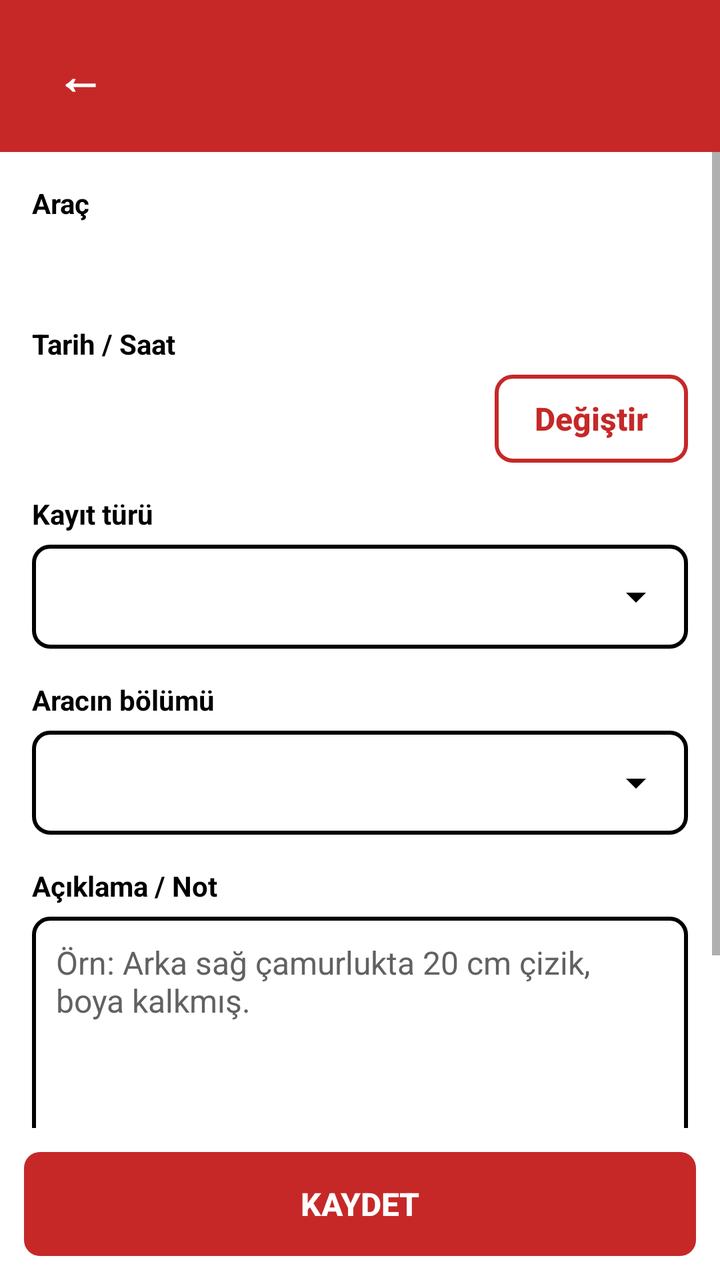
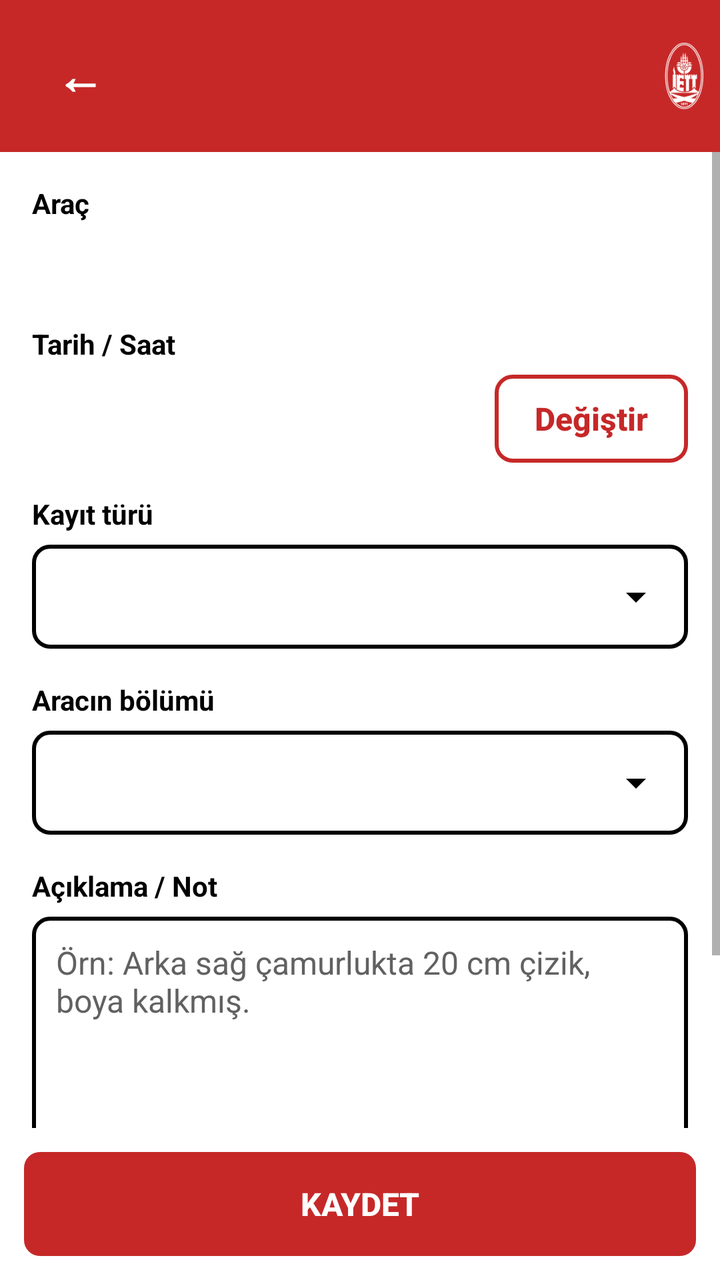

An Android layout rendered at two revisions. The XML below is the earlier revision; the diff shows what the commit changed to produce the second picture.
<!-- AndroidManifest.xml: application theme AppTheme -->
<!-- res/layout/activity_record.xml -->
<?xml version="1.0" encoding="utf-8"?>
<LinearLayout xmlns:android="http://schemas.android.com/apk/res/android"
    android:layout_width="match_parent"
    android:layout_height="match_parent"
    android:background="@color/kirmizi"
    android:fitsSystemWindows="true"
    android:orientation="vertical">

    
    <LinearLayout style="@style/Baslik">
        <TextView
            android:id="@+id/btnGeri"
            style="@style/BaslikButon"
            android:layout_marginEnd="4dp"
            android:contentDescription="Geri"
            android:text="←" />
        <TextView
            android:id="@+id/tvBaslik"
            style="@style/BaslikYazi" />
    </LinearLayout>

    <ScrollView
        android:layout_width="match_parent"
        android:layout_height="0dp"
        android:layout_weight="1"
        android:background="@color/beyaz"
        android:fillViewport="true">

        <LinearLayout
            android:layout_width="match_parent"
            android:layout_height="wrap_content"
            android:orientation="vertical"
            android:padding="16dp">

            <TextView
                style="@style/Etiket"
                android:layout_marginTop="0dp"
                android:text="Araç" />

            <TextView
                android:id="@+id/tvArac"
                android:layout_width="wrap_content"
                android:layout_height="wrap_content"
                android:textColor="@color/siyah"
                android:textSize="22sp"
                android:textStyle="bold" />

            <TextView
                style="@style/Etiket"
                android:text="Tarih / Saat" />

            <LinearLayout
                android:layout_width="match_parent"
                android:layout_height="wrap_content"
                android:gravity="center_vertical"
                android:orientation="horizontal">

                <TextView
                    android:id="@+id/tvTarih"
                    android:layout_width="0dp"
                    android:layout_height="wrap_content"
                    android:layout_weight="1"
                    android:textColor="@color/siyah"
                    android:textSize="18sp" />

                <Button
                    android:id="@+id/btnTarih"
                    style="@style/IkinciButon"
                    android:layout_width="wrap_content"
                    android:layout_height="44dp"
                    android:text="Değiştir" />
            </LinearLayout>

            <TextView
                style="@style/Etiket"
                android:text="Kayıt türü" />

            <FrameLayout
                android:layout_width="match_parent"
                android:layout_height="52dp"
                android:background="@drawable/kutu_giris"
                android:padding="2dp">

                <Spinner
                    android:id="@+id/spTur"
                    android:layout_width="match_parent"
                    android:layout_height="match_parent"
                    android:backgroundTint="@color/siyah"
                    android:spinnerMode="dialog" />
            </FrameLayout>

            <TextView
                style="@style/Etiket"
                android:text="Aracın bölümü" />

            <FrameLayout
                android:layout_width="match_parent"
                android:layout_height="52dp"
                android:background="@drawable/kutu_giris"
                android:padding="2dp">

                <Spinner
                    android:id="@+id/spBolum"
                    android:layout_width="match_parent"
                    android:layout_height="match_parent"
                    android:backgroundTint="@color/siyah"
                    android:spinnerMode="dialog" />
            </FrameLayout>

            <TextView
                style="@style/Etiket"
                android:text="Açıklama / Not" />

            <EditText
                android:id="@+id/etNot"
                android:layout_width="match_parent"
                android:layout_height="wrap_content"
                android:background="@drawable/kutu_giris"
                android:gravity="top|start"
                android:hint="Örn: Arka sağ çamurlukta 20 cm çizik, boya kalkmış."
                android:inputType="textMultiLine|textCapSentences"
                android:minLines="5"
                android:padding="12dp"
                android:textColor="@color/siyah"
                android:textColorHint="@color/gri"
                android:textSize="16sp" />

            <TextView
                style="@style/Etiket"
                android:text="Durum" />

            <RadioGroup
                android:id="@+id/rgDurum"
                android:layout_width="match_parent"
                android:layout_height="wrap_content"
                android:orientation="horizontal">

                <RadioButton
                    android:id="@+id/rbAcik"
                    android:layout_width="0dp"
                    android:layout_height="wrap_content"
                    android:layout_weight="1"
                    android:buttonTint="@color/kirmizi"
                    android:checked="true"
                    android:text="Açık (giderilmedi)"
                    android:textColor="@color/siyah"
                    android:textSize="15sp" />

                <RadioButton
                    android:id="@+id/rbGiderildi"
                    android:layout_width="0dp"
                    android:layout_height="wrap_content"
                    android:layout_weight="1"
                    android:buttonTint="@color/kirmizi"
                    android:text="Giderildi"
                    android:textColor="@color/siyah"
                    android:textSize="15sp" />
            </RadioGroup>
        </LinearLayout>
    </ScrollView>

    
    <LinearLayout
        android:layout_width="match_parent"
        android:layout_height="wrap_content"
        android:background="@color/beyaz"
        android:orientation="horizontal"
        android:padding="12dp">

        <Button
            android:id="@+id/btnSil"
            style="@style/IkinciButon"
            android:layout_width="wrap_content"
            android:layout_marginEnd="8dp"
            android:text="Sil"
            android:visibility="gone" />

        <Button
            android:id="@+id/btnKaydet"
            style="@style/AnaButon"
            android:layout_width="0dp"
            android:layout_weight="1"
            android:text="KAYDET" />
    </LinearLayout>
</LinearLayout>
<!-- resources referenced by this layout -->
<resources>
  <color name="beyaz">#FFFFFF</color>
  <color name="gri">#616161</color>
  <color name="kirmizi">#C62828</color>
  <color name="siyah">#000000</color>
  <!-- drawable kutu_giris (drawable) -->
  <?xml version="1.0" encoding="utf-8"?>
  <shape xmlns:android="http://schemas.android.com/apk/res/android"
      android:shape="rectangle">
      <solid android:color="@color/beyaz" />
      <stroke android:width="2dp" android:color="@color/siyah" />
      <corners android:radius="8dp" />
  </shape>
  <style name="Baslik">
          <item name="android:layout_width">match_parent</item>
          <item name="android:layout_height">wrap_content</item>
          <item name="android:background">@color/kirmizi</item>
          <item name="android:paddingStart">16dp</item>
          <item name="android:paddingEnd">8dp</item>
          <item name="android:paddingTop">14dp</item>
          <item name="android:paddingBottom">14dp</item>
          <item name="android:orientation">horizontal</item>
          <item name="android:gravity">center_vertical</item>
      </style>
  <style name="BaslikYazi">
          <item name="android:layout_width">0dp</item>
          <item name="android:layout_height">wrap_content</item>
          <item name="android:layout_weight">1</item>
          <item name="android:textColor">@color/beyaz</item>
          <item name="android:textSize">20sp</item>
          <item name="android:textStyle">bold</item>
          <item name="android:maxLines">1</item>
          <item name="android:ellipsize">end</item>
      </style>
  <style name="Etiket">
          <item name="android:layout_width">wrap_content</item>
          <item name="android:layout_height">wrap_content</item>
          <item name="android:textColor">@color/siyah</item>
          <item name="android:textSize">14sp</item>
          <item name="android:textStyle">bold</item>
          <item name="android:layout_marginTop">16dp</item>
          <item name="android:layout_marginBottom">6dp</item>
      </style>
  <!-- drawable buton_kirmizi (drawable) -->
  <?xml version="1.0" encoding="utf-8"?>
  <ripple xmlns:android="http://schemas.android.com/apk/res/android"
      android:color="#40FFFFFF">
      <item>
          <shape android:shape="rectangle">
              <solid android:color="@color/kirmizi" />
              <corners android:radius="8dp" />
          </shape>
      </item>
  </ripple>
  <!-- drawable buton_cerceve (drawable) -->
  <?xml version="1.0" encoding="utf-8"?>
  <ripple xmlns:android="http://schemas.android.com/apk/res/android"
      android:color="#30C62828">
      <item>
          <shape android:shape="rectangle">
              <solid android:color="@color/beyaz" />
              <stroke android:width="2dp" android:color="@color/kirmizi" />
              <corners android:radius="8dp" />
          </shape>
      </item>
  </ripple>
  <color name="kirmizi_koyu">#8E0000</color>
  <style name="DialogTheme" parent="android:Theme.Material.Light.Dialog.Alert">
          <item name="android:colorAccent">@color/kirmizi</item>
          <item name="android:textColorPrimary">@color/siyah</item>
      </style>
  <!-- unchanged entries left out for length: 4 -->
</resources>

<!-- the commit's change to res/layout/activity_record.xml (unified diff, before → after) -->
@@ -17,6 +17,9 @@
         <TextView
             android:id="@+id/tvBaslik"
             style="@style/BaslikYazi" />
+        <ImageView
+            style="@style/BaslikLogo"
+            android:contentDescription="İETT" />
     </LinearLayout>
 
     <ScrollView
<!-- resource entries referenced after the edit -->
@@ -22,6 +22,14 @@
           <item name="android:paddingBottom">14dp</item>
           <item name="android:orientation">horizontal</item>
           <item name="android:gravity">center_vertical</item>
+      </style>
+  <style name="BaslikLogo">
+          <item name="android:layout_width">wrap_content</item>
+          <item name="android:layout_height">34dp</item>
+          <item name="android:layout_marginStart">4dp</item>
+          <item name="android:adjustViewBounds">true</item>
+          <item name="android:src">@drawable/logo_iett</item>
+          <item name="android:tint">@color/beyaz</item>
       </style>
   <style name="BaslikYazi">
           <item name="android:layout_width">0dp</item>
@@ -53,6 +61,7 @@
           </shape>
       </item>
   </ripple>
+  <!-- drawable logo_iett: png bitmap (drawable-hdpi, 3801 bytes) -->
   <!-- drawable buton_cerceve (drawable) -->
   <?xml version="1.0" encoding="utf-8"?>
   <ripple xmlns:android="http://schemas.android.com/apk/res/android"
